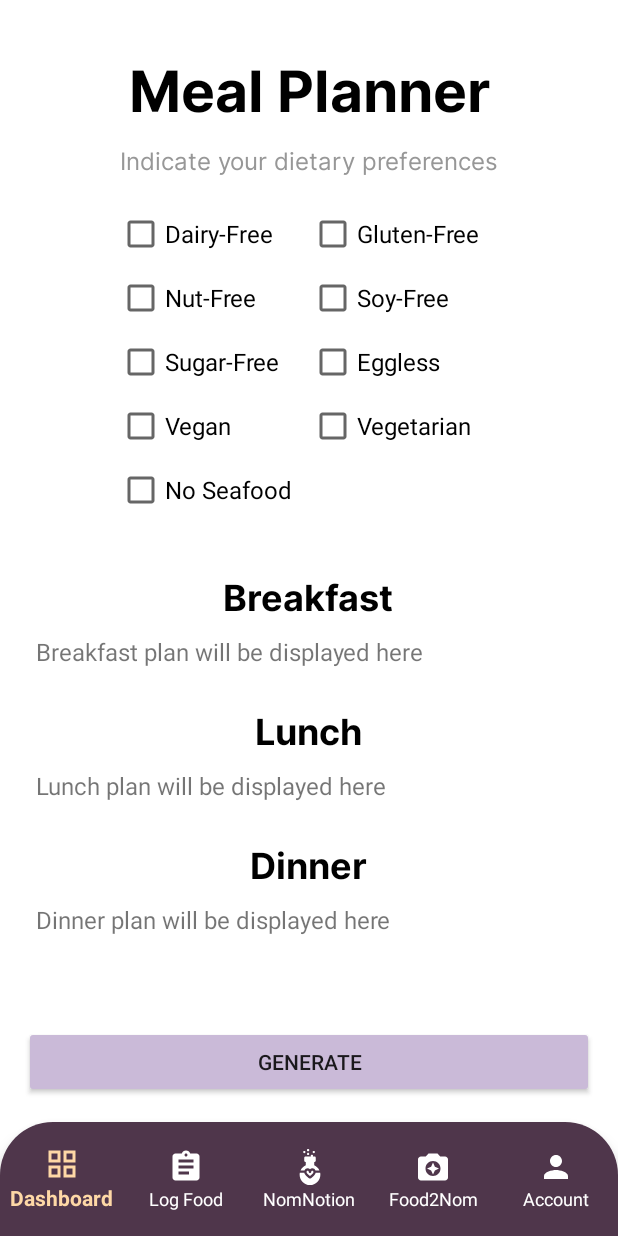
After one commit to RaeanneZ/FoodNav, an Android app: the fragment MealPlanner placed in its activity, on a phone screen of 412 x 824 dp. The commit adds this screen. Run offline under Robolectric (Android 15) with nearby library versions, the phone set to English and light mode, and no system bars; our stand-ins replace Volley.

Commit message:
Added MealPlanner feature. Changed log_msugar UI.

```diff
--- /dev/null
+++ b/app/src/main/res/drawable/baseline_edit_note_24.xml
@@ -0,0 +1,5 @@
+<vector xmlns:android="http://schemas.android.com/apk/res/android" android:height="24dp" android:tint="#000000" android:viewportHeight="24" android:viewportWidth="24" android:width="24dp">
+
+    <path android:fillColor="@android:color/white" android:pathData="M3,10h11v2H3V10zM3,8h11V6H3V8zM3,16h7v-2H3V16zM18.01,12.87l0.71,-0.71c0.39,-0.39 1.02,-0.39 1.41,0l0.71,0.71c0.39,0.39 0.39,1.02 0,1.41l-0.71,0.71L18.01,12.87zM17.3,13.58l-5.3,5.3V21h2.12l5.3,-5.3L17.3,13.58z"/>
+
+</vector>
--- a/app/src/main/res/layout/fragment_add_food.xml
+++ b/app/src/main/res/layout/fragment_add_food.xml
@@ -218,10 +218,8 @@
                             android:textColor="@color/white"
                             app:layout_constraintBottom_toBottomOf="parent"
                             app:layout_constraintEnd_toEndOf="parent"
-                            app:layout_constraintHorizontal_bias="0.567"
                             app:layout_constraintStart_toStartOf="parent"
-                            app:layout_constraintTop_toTopOf="parent"
-                            app:layout_constraintVertical_bias="0.619" />
+                            app:layout_constraintTop_toTopOf="parent" />
                     </androidx.constraintlayout.widget.ConstraintLayout>
 
                 </androidx.cardview.widget.CardView>
--- /dev/null
+++ b/app/src/main/res/layout/fragment_meal_planner.xml
@@ -0,0 +1,247 @@
+<?xml version="1.0" encoding="utf-8"?>
+<FrameLayout xmlns:android="http://schemas.android.com/apk/res/android"
+    xmlns:app="http://schemas.android.com/apk/res-auto"
+    xmlns:tools="http://schemas.android.com/tools"
+    android:layout_width="match_parent"
+    android:layout_height="match_parent"
+    android:background="@color/white"
+    tools:context=".MealPlanner">
+    <androidx.constraintlayout.widget.ConstraintLayout
+        android:layout_width="match_parent"
+        android:layout_height="match_parent"
+        android:padding="16dp">
+
+        <TextView
+            android:id="@+id/textView6"
+            android:layout_width="wrap_content"
+            android:layout_height="wrap_content"
+            android:layout_marginTop="16dp"
+            android:fontFamily="@font/inter_bold"
+            android:textColor="@color/black"
+            android:textSize="38sp"
+            android:text="Meal Planner"
+            app:layout_constraintEnd_toEndOf="parent"
+            app:layout_constraintStart_toStartOf="parent"
+            app:layout_constraintTop_toTopOf="parent" />
+
+        <TextView
+            android:id="@+id/textView7"
+            android:layout_width="wrap_content"
+            android:layout_height="wrap_content"
+            android:layout_marginTop="8dp"
+            android:fontFamily="@font/inter_regular"
+            android:text="Indicate your dietary preferences"
+            android:textColor="@color/grey"
+            android:textSize="16sp"
+            app:layout_constraintEnd_toEndOf="parent"
+            app:layout_constraintStart_toStartOf="parent"
+            app:layout_constraintTop_toBottomOf="@id/textView6" />
+
+        <LinearLayout
+            android:id="@+id/vLinearLayout"
+            android:layout_width="256dp"
+            android:layout_height="wrap_content"
+            android:layout_marginTop="16dp"
+            android:orientation="vertical"
+            app:layout_constraintEnd_toEndOf="parent"
+            app:layout_constraintStart_toStartOf="parent"
+            app:layout_constraintTop_toBottomOf="@id/textView7">
+
+            <LinearLayout
+                android:id="@+id/hLL1"
+                android:layout_width="match_parent"
+                android:layout_height="wrap_content"
+                android:orientation="horizontal"
+                android:paddingVertical="5dp">
+
+                <CheckBox
+                    android:id="@+id/checkBoxDairy"
+                    android:layout_width="80dp"
+                    android:layout_height="wrap_content"
+                    android:layout_weight="1"
+                    android:text="Dairy-Free"
+                    android:textSize="16sp" />
+
+                <CheckBox
+                    android:id="@+id/checkBoxGluten"
+                    android:layout_width="80dp"
+                    android:layout_height="wrap_content"
+                    android:layout_weight="1"
+                    android:text="Gluten-Free"
+                    android:textSize="16sp" />
+            </LinearLayout>
+
+            <LinearLayout
+                android:id="@+id/hLL2"
+                android:layout_width="match_parent"
+                android:layout_height="wrap_content"
+                android:orientation="horizontal"
+                android:paddingVertical="5dp">
+
+                <CheckBox
+                    android:id="@+id/checkBoxNuts"
+                    android:layout_width="80dp"
+                    android:layout_height="wrap_content"
+                    android:layout_weight="1"
+                    android:text="Nut-Free"
+                    android:textSize="16sp" />
+
+                <CheckBox
+                    android:id="@+id/checkBoxSoy"
+                    android:layout_width="80dp"
+                    android:layout_height="wrap_content"
+                    android:layout_weight="1"
+                    android:text="Soy-Free"
+                    android:textSize="16sp" />
+            </LinearLayout>
+
+            <LinearLayout
+                android:id="@+id/hLL3"
+                android:layout_width="match_parent"
+                android:layout_height="wrap_content"
+                android:orientation="horizontal"
+                android:paddingVertical="5dp">
+
+                <CheckBox
+                    android:id="@+id/checkBoxSugar"
+                    android:layout_width="80dp"
+                    android:layout_height="wrap_content"
+                    android:layout_weight="1"
+                    android:text="Sugar-Free"
+                    android:textSize="16sp" />
+
+                <CheckBox
+                    android:id="@+id/checkBoxEgg"
+                    android:layout_width="80dp"
+                    android:layout_height="wrap_content"
+                    android:layout_weight="1"
+                    android:text="Eggless"
+                    android:textSize="16sp" />
+            </LinearLayout>
+
+            <LinearLayout
+                android:id="@+id/hLL4"
+                android:layout_width="match_parent"
+                android:layout_height="wrap_content"
+                android:orientation="horizontal"
+                android:paddingVertical="5dp">
+
+                <CheckBox
+                    android:id="@+id/checkBoxVegan"
+                    android:layout_width="80dp"
+                    android:layout_height="wrap_content"
+                    android:layout_weight="1"
+                    android:text="Vegan"
+                    android:textSize="16sp" />
+
+                <CheckBox
+                    android:id="@+id/checkBoxVegeterian"
+                    android:layout_width="80dp"
+                    android:layout_height="wrap_content"
+                    android:layout_weight="1"
+                    android:text="Vegetarian"
+                    android:textSize="16sp" />
+            </LinearLayout>
+
+            <LinearLayout
+                android:id="@+id/hLL5"
+                android:layout_width="match_parent"
+                android:layout_height="wrap_content"
+                android:orientation="horizontal"
+                android:paddingVertical="5dp">
+
+                <CheckBox
+                    android:id="@+id/checkBoxSeafood"
+                    android:layout_width="80dp"
+                    android:layout_height="wrap_content"
+                    android:layout_weight="1"
+                    android:text="No Seafood"
+                    android:textSize="16sp" />
+            </LinearLayout>
+        </LinearLayout>
+
+        <ScrollView
+            android:layout_width="match_parent"
+            android:layout_height="0dp"
+            app:layout_constraintTop_toBottomOf="@id/vLinearLayout"
+            app:layout_constraintBottom_toTopOf="@id/button3"
+            android:layout_marginTop="16dp"
+            android:layout_marginBottom="16dp">
+
+            <LinearLayout
+                android:layout_width="match_parent"
+                android:layout_height="wrap_content"
+                android:orientation="vertical">
+
+                <TextView
+                    android:id="@+id/textViewBreakfast"
+                    android:layout_width="wrap_content"
+                    android:layout_height="wrap_content"
+                    android:layout_marginTop="16dp"
+                    android:fontFamily="@font/inter_bold"
+                    android:textColor="@color/black"
+                    android:textSize="24sp"
+                    android:layout_gravity="center"
+                    android:text="Breakfast" />
+
+                <TextView
+                    android:id="@+id/textViewBreakfastContent"
+                    android:layout_width="match_parent"
+                    android:layout_height="wrap_content"
+                    android:padding="8dp"
+                    android:text="Breakfast plan will be displayed here"
+                    android:textSize="16sp" />
+
+                <TextView
+                    android:id="@+id/textViewLunch"
+                    android:layout_width="wrap_content"
+                    android:layout_height="wrap_content"
+                    android:layout_marginTop="16dp"
+                    android:fontFamily="@font/inter_bold"
+                    android:textColor="@color/black"
+                    android:textSize="24sp"
+                    android:layout_gravity="center"
+                    android:text="Lunch" />
+
+                <TextView
+                    android:id="@+id/textViewLunchContent"
+                    android:layout_width="match_parent"
+                    android:layout_height="wrap_content"
+                    android:padding="8dp"
+                    android:text="Lunch plan will be displayed here"
+                    android:textSize="16sp" />
+
+                <TextView
+                    android:id="@+id/textViewDinner"
+                    android:layout_width="wrap_content"
+                    android:layout_height="wrap_content"
+                    android:layout_marginTop="16dp"
+                    android:fontFamily="@font/inter_bold"
+                    android:textColor="@color/black"
+                    android:textSize="24sp"
+                    android:layout_gravity="center"
+                    android:text="Dinner" />
+
+                <TextView
+                    android:id="@+id/textViewDinnerContent"
+                    android:layout_width="match_parent"
+                    android:layout_height="wrap_content"
+                    android:padding="8dp"
+                    android:text="Dinner plan will be displayed here"
+                    android:textSize="16sp" />
+
+            </LinearLayout>
+        </ScrollView>
+
+        <Button
+            android:id="@+id/button3"
+            android:layout_width="match_parent"
+            android:layout_height="wrap_content"
+            android:text="Generate"
+            android:backgroundTint="@color/lavender"
+            app:layout_constraintBottom_toBottomOf="parent"
+            app:layout_constraintEnd_toEndOf="parent"
+            app:layout_constraintStart_toStartOf="parent" />
+
+    </androidx.constraintlayout.widget.ConstraintLayout>
+</FrameLayout>
```
Also changed, not shown: app/src/main/java/sg/edu/np/mad/mad24p03team2/LogMealAndBSugarPane.java (+30 -14 lines), app/src/main/java/sg/edu/np/mad/mad24p03team2/MealPlanner.java (added, +218 -0 lines), app/src/main/res/layout/fragment_log_msugar.xml (+11 -0 lines).
